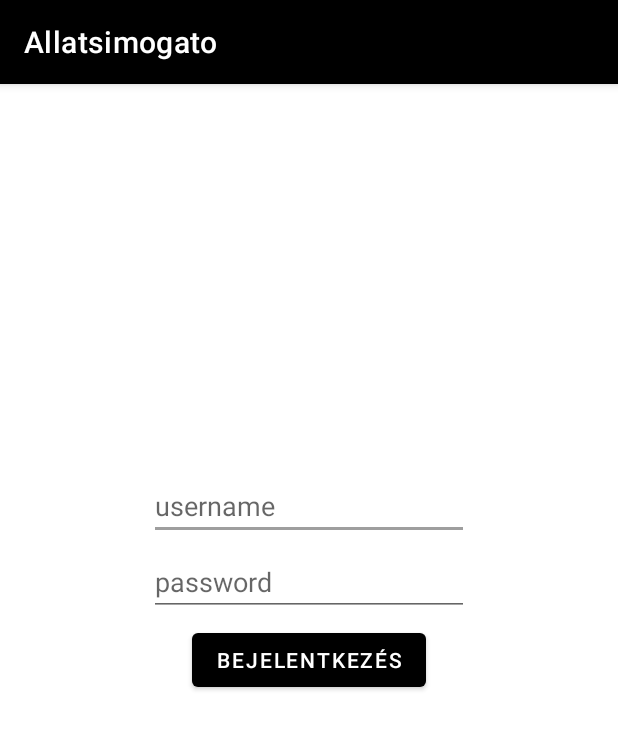
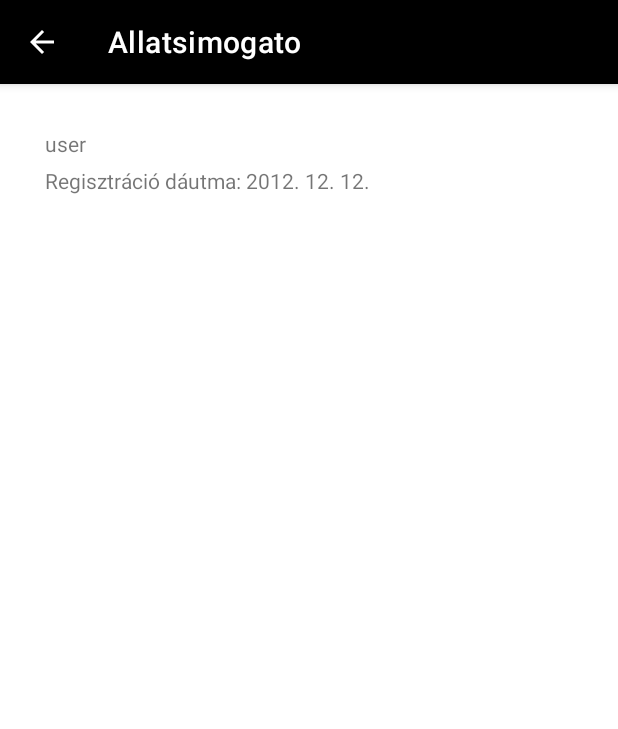
Before and after one commit to DPatrikI/Allatsimogato, an Android app: the screen it shows after launch (MainActivity before the commit, ProfileActivity after it), after a tap on "BEJELENTKEZÉS", on a phone screen of 412 x 824 dp. Shown: the top 729 px of the screen. Run offline under Robolectric (Android 15) with nearby library versions, the phone set to English and light mode, and no system bars.

Commit message:
Kiírja a felhasználónevet és regisztráció dátumát

```diff
--- a/app/src/main/java/hu/test/creatit/allatsimogato/MainActivity.java
+++ b/app/src/main/java/hu/test/creatit/allatsimogato/MainActivity.java
@@ -91,6 +91,24 @@ public class MainActivity extends AppCompatActivity {
     }
 
     public void onLoginButtonPressed(View view){
+        if (true){
+            //debug
+            Intent intent = new Intent(getApplicationContext(), ProfileActivity.class);
+
+            JSONObject jsonObject = getJSONObject();
+            try {
+                intent.putExtra(user, "user");
+                intent.putExtra(title, jsonObject.getString(title));
+                intent.putExtra(id, String.valueOf(jsonObject.getInt(id)));
+                intent.putExtra(time_create, jsonObject.getString(time_create));
+                intent.putExtra(time_update, jsonObject.getString(time_update));
+            } catch (Exception e){
+                Log.e(TAG, String.valueOf(e));
+            }
+
+            startActivity(intent);
+            return;
+        }
         onLoginButtonPressed();
     }
 
--- a/app/src/main/java/hu/test/creatit/allatsimogato/ProfileActivity.java
+++ b/app/src/main/java/hu/test/creatit/allatsimogato/ProfileActivity.java
@@ -5,6 +5,12 @@ import androidx.appcompat.app.AppCompatActivity;
 import android.content.Intent;
 import android.os.Bundle;
 import android.util.Log;
+import android.widget.TextView;
+
+import java.text.ParseException;
+import java.text.SimpleDateFormat;
+import java.util.Calendar;
+import java.util.TimeZone;
 
 public class ProfileActivity extends AppCompatActivity {
 
@@ -27,7 +33,33 @@ public class ProfileActivity extends AppCompatActivity {
         String userTime_create = intent.getStringExtra(time_create);
         String userTime_update = intent.getStringExtra(time_create);
 
-        Log.e(TAG, String.valueOf(userTitle + " " + userTime_create));
+        TextView userTextView = findViewById(R.id.userTextView), time_createTextView = findViewById(R.id.time_createTextView);
+        userTextView.setText(username);
+        StringBuilder time_createStringBuilder = new StringBuilder();
+        time_createStringBuilder.append("Regisztráció dáutma: ");
+        Calendar time_createCalendar = getCalendarFromIntentString(userTime_create);
+        Log.e(TAG, time_createCalendar.getTime().toString());
+        time_createStringBuilder.append(time_createCalendar.get(Calendar.YEAR)).append(". ")
+                .append(time_createCalendar.get(Calendar.MONTH)+1).append(". ").append(time_createCalendar.get(Calendar.DAY_OF_MONTH)).append(".");
+        time_createTextView.setText(time_createStringBuilder);
 
     }
+
+    //string->Calendar hackelés
+    private Calendar getCalendarFromIntentString(String calendarString){
+        Calendar calendar = Calendar.getInstance();
+
+        int year = Integer.parseInt( (((calendarString.split("T"))[0]).split("-"))[0] );
+        int month = Integer.parseInt( (((calendarString.split("T"))[0]).split("-"))[1] );
+        month --;
+        int day = Integer.parseInt( (((calendarString.split("T"))[0]).split("-"))[2] );
+
+        int hour = Integer.parseInt( ((((calendarString.split("T"))[1]).split("\\+"))[0]).split(":")[0] );
+        int minute = Integer.parseInt( ((((calendarString.split("T"))[1]).split("\\+"))[0]).split(":")[1] );
+        int sec = Integer.parseInt( ((((calendarString.split("T"))[1]).split("\\+"))[0]).split(":")[2] );
+
+        calendar.set(year, month, day, hour, minute, sec);
+
+        return calendar;
+    }
 }
--- a/app/src/main/res/layout/activity_profile.xml
+++ b/app/src/main/res/layout/activity_profile.xml
@@ -2,8 +2,27 @@
 <androidx.constraintlayout.widget.ConstraintLayout xmlns:android="http://schemas.android.com/apk/res/android"
     xmlns:app="http://schemas.android.com/apk/res-auto"
     xmlns:tools="http://schemas.android.com/tools"
+    android:id="@+id/profileConstraintLayout"
     android:layout_width="match_parent"
     android:layout_height="match_parent"
     tools:context=".ProfileActivity">
 
+    <TextView
+        android:id="@+id/userTextView"
+        android:layout_width="wrap_content"
+        android:layout_height="wrap_content"
+        android:layout_marginStart="30dp"
+        android:layout_marginTop="30dp"
+        android:text="TextView"
+        app:layout_constraintStart_toStartOf="parent"
+        app:layout_constraintTop_toTopOf="parent" />
+
+    <TextView
+        android:id="@+id/time_createTextView"
+        android:layout_width="wrap_content"
+        android:layout_height="wrap_content"
+        android:layout_marginTop="5dp"
+        android:text="TextView"
+        app:layout_constraintStart_toStartOf="@+id/userTextView"
+        app:layout_constraintTop_toBottomOf="@+id/userTextView" />
 </androidx.constraintlayout.widget.ConstraintLayout>
```
